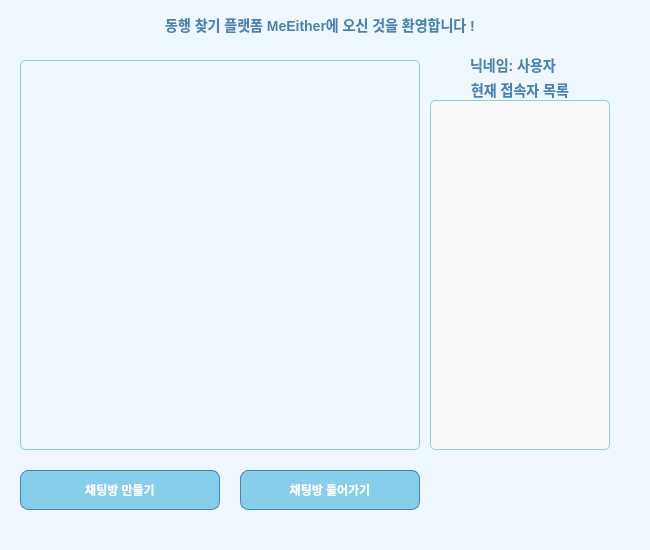
Qt form ChatRoomList.ui (YooSungSoo/MeEither) before a commit.
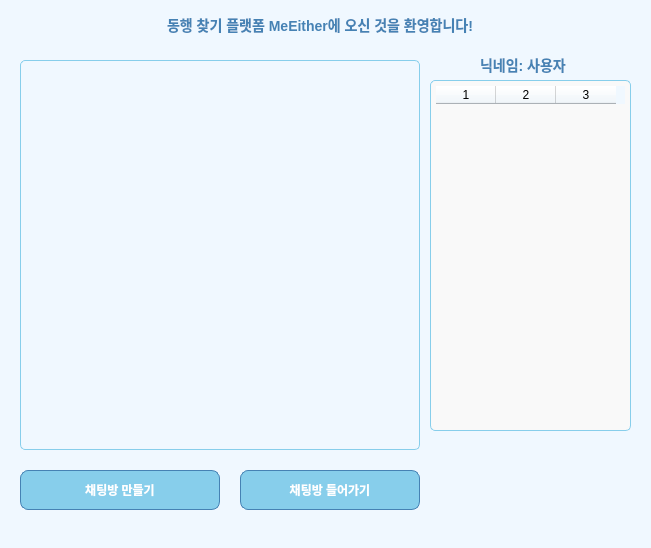
The same form after that commit.

Diff of the .ui file:
```diff
--- a/ChatRoomList.ui
+++ b/ChatRoomList.ui
@@ -6,8 +6,8 @@
    <rect>
     <x>0</x>
     <y>0</y>
-    <width>650</width>
-    <height>550</height>
+    <width>651</width>
+    <height>548</height>
    </rect>
   </property>
   <property name="windowTitle">
@@ -30,7 +30,7 @@
     QPushButton:hover {
         background-color: #4682b4;
     }
-    QListWidget {
+    QListWidget, QTableWidget {
         border: 1px solid #87ceeb;
         border-radius: 5px;
         padding: 5px;
@@ -52,7 +52,7 @@
     </rect>
    </property>
    <property name="text">
-    <string>동행 찾기 플랫폼 MeEither에 오신 것을 환영합니다 !</string>
+    <string>동행 찾기 플랫폼 MeEither에 오신 것을 환영합니다!</string>
    </property>
    <property name="alignment">
     <set>Qt::AlignmentFlag::AlignCenter</set>
@@ -97,7 +97,7 @@
   <widget class="QLabel" name="myInformation">
    <property name="geometry">
     <rect>
-     <x>470</x>
+     <x>480</x>
      <y>50</y>
      <width>200</width>
      <height>30</height>
@@ -107,18 +107,18 @@
     <string>닉네임: 사용자</string>
    </property>
   </widget>
-  <widget class="QListWidget" name="activeUsersListWidget">
+  <widget class="QTableWidget" name="userInfoTable">
    <property name="geometry">
     <rect>
      <x>430</x>
-     <y>100</y>
-     <width>180</width>
-     <height>350</height>
+     <y>80</y>
+     <width>201</width>
+     <height>351</height>
     </rect>
    </property>
    <property name="styleSheet">
     <string>
-     QListWidget {
+     QTableWidget {
          background-color: #f9f9f9;
          border: 1px solid #87ceeb;
          border-radius: 5px;
@@ -126,22 +126,37 @@
      }
     </string>
    </property>
-  </widget>
-  <widget class="QLabel" name="activeUsersLabel">
-   <property name="geometry">
-    <rect>
-     <x>430</x>
-     <y>80</y>
-     <width>180</width>
-     <height>20</height>
-    </rect>
+   <property name="columnCount">
+    <number>3</number>
    </property>
-   <property name="text">
-    <string>현재 접속자 목록</string>
+   <property name="horizontalHeaderLabels" stdset="0">
+    <stringlist>
+     <string>닉네임</string>
+     <string>나이</string>
+     <string>성별</string>
+    </stringlist>
    </property>
-   <property name="alignment">
-    <set>Qt::AlignmentFlag::AlignCenter</set>
-   </property>
+   <attribute name="horizontalHeaderVisible">
+    <bool>true</bool>
+   </attribute>
+   <attribute name="horizontalHeaderMinimumSectionSize">
+    <number>23</number>
+   </attribute>
+   <attribute name="horizontalHeaderDefaultSectionSize">
+    <number>60</number>
+   </attribute>
+   <attribute name="horizontalHeaderHighlightSections">
+    <bool>true</bool>
+   </attribute>
+   <attribute name="verticalHeaderVisible">
+    <bool>false</bool>
+   </attribute>
+   <attribute name="verticalHeaderDefaultSectionSize">
+    <number>17</number>
+   </attribute>
+   <column/>
+   <column/>
+   <column/>
   </widget>
  </widget>
  <resources/>
```
